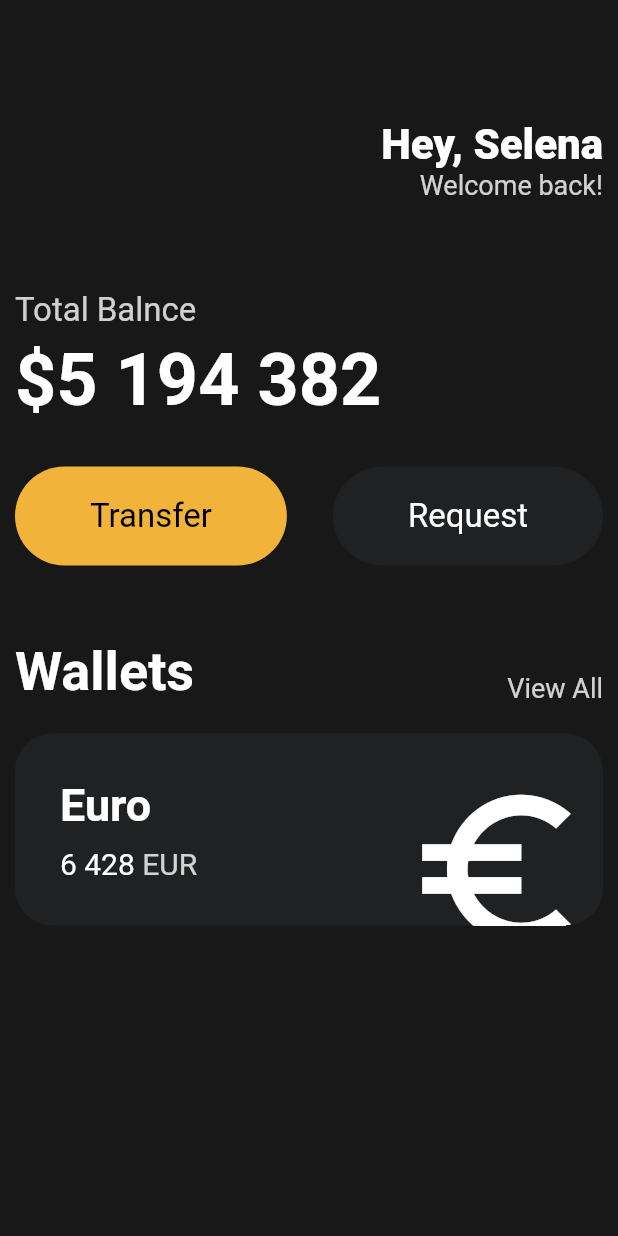
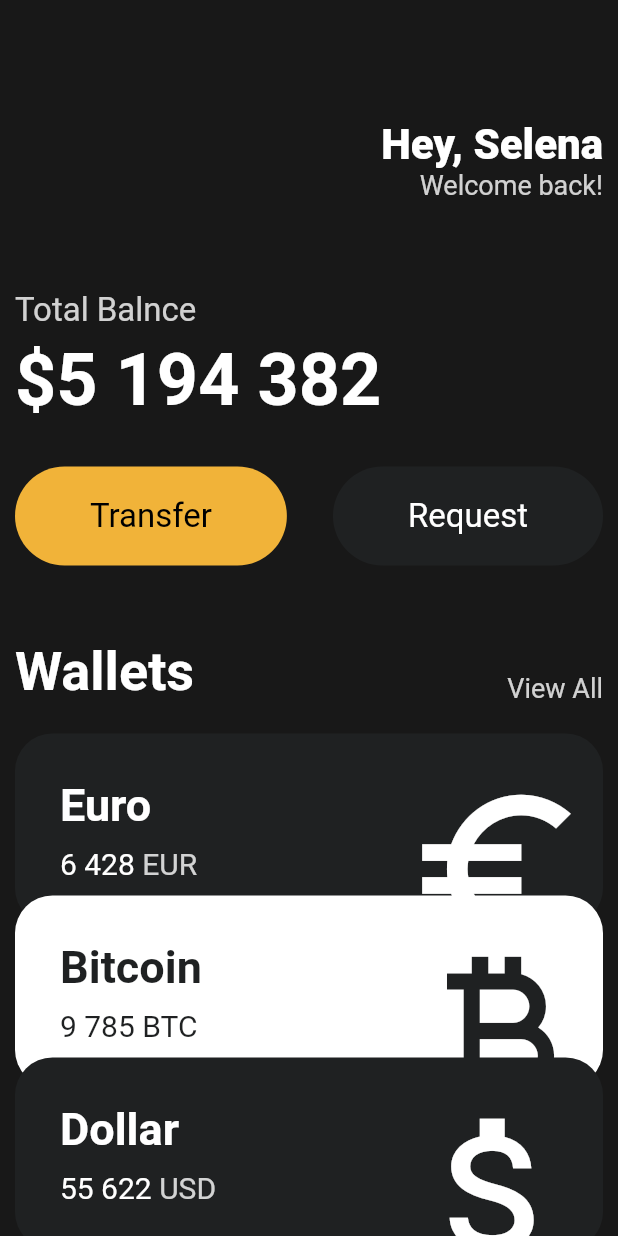
Before and after one commit to greeenCode/toonflix, a Flutter app: the screen it shows after launch, on a phone screen of 412 x 824 dp. Run offline on Flutter 3.47's test engine with Material 2 defaults, Android fonts, the phone set to English and light mode, and no system bars.

Commit message:
3.8 Reusable Cards

```diff
--- a/lib/main.dart
+++ b/lib/main.dart
@@ -1,5 +1,6 @@
 import 'package:flutter/material.dart';
 import 'package:toonflix/widgets/button.dart';
+import 'package:toonflix/widgets/currency_card.dart';
 
 void main() {
   runApp(const App());
@@ -13,7 +14,8 @@ class App extends StatelessWidget {
     return MaterialApp(
       home: Scaffold(
         backgroundColor: const Color(0xff181818),
-        body: Padding(
+        body: SingleChildScrollView(
+          child: Padding(
             padding: const EdgeInsets.symmetric(
               horizontal: 10,
             ),
@@ -114,68 +116,35 @@ class App extends StatelessWidget {
                 const SizedBox(
                   height: 20,
                 ),
-              Container(
-                clipBehavior: Clip.hardEdge,
-                padding: const EdgeInsets.all(30),
-                decoration: BoxDecoration(
-                  color: const Color(0xff1F2122),
-                  borderRadius: BorderRadius.circular(25),
+                const CurrencyCard(
+                  name: 'Euro',
+                  amount: '6 428',
+                  code: 'EUR',
+                  icon: Icons.euro_symbol_sharp,
+                  isInverted: false,
                 ),
-                child: Row(
-                  mainAxisAlignment: MainAxisAlignment.spaceBetween,
-                  children: [
-                    Column(
-                      crossAxisAlignment: CrossAxisAlignment.start,
-                      children: [
-                        const Text(
-                          'Euro',
-                          style: TextStyle(
-                            color: Colors.white,
-                            fontSize: 30,
-                            fontWeight: FontWeight.w600,
+                Transform.translate(
+                  offset: const Offset(0, -20),
+                  child: const CurrencyCard(
+                    name: 'Bitcoin',
+                    amount: '9 785',
+                    code: 'BTC',
+                    icon: Icons.currency_bitcoin_sharp,
+                    isInverted: true,
                   ),
                 ),
-                        const SizedBox(
-                          height: 10,
+                Transform.translate(
+                  offset: const Offset(0, -40),
+                  child: const CurrencyCard(
+                    name: 'Dollar',
+                    amount: '55 622',
+                    code: 'USD',
+                    icon: Icons.attach_money_sharp,
+                    isInverted: false,
                   ),
-                        Row(
-                          children: [
-                            const Text(
-                              '6 428',
-                              style: TextStyle(
-                                color: Colors.white,
-                                fontSize: 20,
-                              ),
-                            ),
-                            const SizedBox(
-                              width: 5,
-                            ),
-                            Text(
-                              'EUR',
-                              style: TextStyle(
-                                color: Colors.white.withOpacity(0.8),
-                                fontSize: 20,
-                              ),
-                            ),
+                )
               ],
             ),
-                      ],
-                    ),
-                    Transform.scale(
-                      scale: 2.2,
-                      child: Transform.translate(
-                        offset: const Offset(-5, 12),
-                        child: const Icon(
-                          Icons.euro_symbol_sharp,
-                          color: Colors.white,
-                          size: 60,
-                        ),
-                      ),
-                    ),
-                  ],
-                ),
-              ),
-            ],
           ),
         ),
       ),
--- /dev/null
+++ b/lib/widgets/currency_card.dart
@@ -0,0 +1,85 @@
+import 'package:flutter/material.dart';
+
+class CurrencyCard extends StatelessWidget {
+  final String name, amount, code;
+  final IconData icon;
+  final bool isInverted;
+
+  final Color _blackColor = const Color(0xff1F2122);
+
+  const CurrencyCard({
+    super.key,
+    required this.name,
+    required this.amount,
+    required this.code,
+    required this.icon,
+    required this.isInverted,
+  });
+
+  @override
+  Widget build(BuildContext context) {
+    return Container(
+      clipBehavior: Clip.hardEdge,
+      padding: const EdgeInsets.all(30),
+      decoration: BoxDecoration(
+        color: isInverted ? Colors.white : _blackColor,
+        borderRadius: BorderRadius.circular(25),
+      ),
+      child: Row(
+        mainAxisAlignment: MainAxisAlignment.spaceBetween,
+        children: [
+          Column(
+            crossAxisAlignment: CrossAxisAlignment.start,
+            children: [
+              Text(
+                name,
+                style: TextStyle(
+                  color: isInverted ? _blackColor : Colors.white,
+                  fontSize: 30,
+                  fontWeight: FontWeight.w600,
+                ),
+              ),
+              const SizedBox(
+                height: 10,
+              ),
+              Row(
+                children: [
+                  Text(
+                    amount,
+                    style: TextStyle(
+                      color: isInverted ? _blackColor : Colors.white,
+                      fontSize: 20,
+                    ),
+                  ),
+                  const SizedBox(
+                    width: 5,
+                  ),
+                  Text(
+                    code,
+                    style: TextStyle(
+                      color: isInverted
+                          ? _blackColor
+                          : Colors.white.withOpacity(0.8),
+                      fontSize: 20,
+                    ),
+                  ),
+                ],
+              ),
+            ],
+          ),
+          Transform.scale(
+            scale: 2.2,
+            child: Transform.translate(
+              offset: const Offset(-5, 12),
+              child: Icon(
+                icon,
+                color: isInverted ? _blackColor : Colors.white,
+                size: 60,
+              ),
+            ),
+          ),
+        ],
+      ),
+    );
+  }
+}
```
Lines whose indentation alone changed are shown as unchanged.
